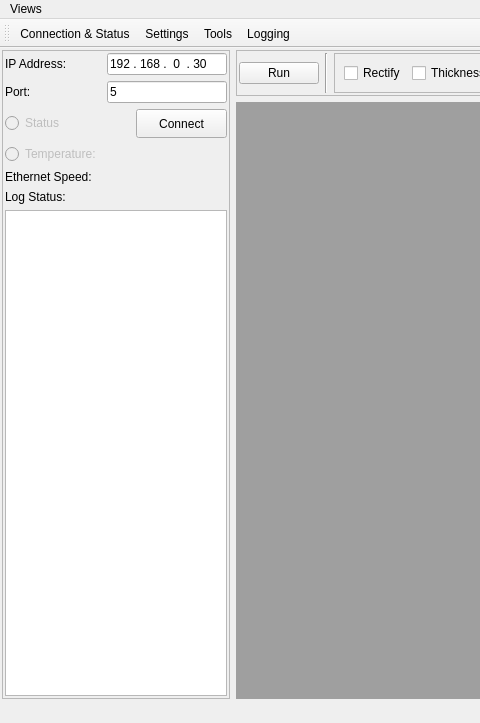
This is mainwindow.ui in SDJoeKing/Tubers_GUI as Qt 5 draws it before an edit; both pictures show x 0 to 480 and y 0 to 723 of the 1487 by 723 pixel window. The edited form follows.
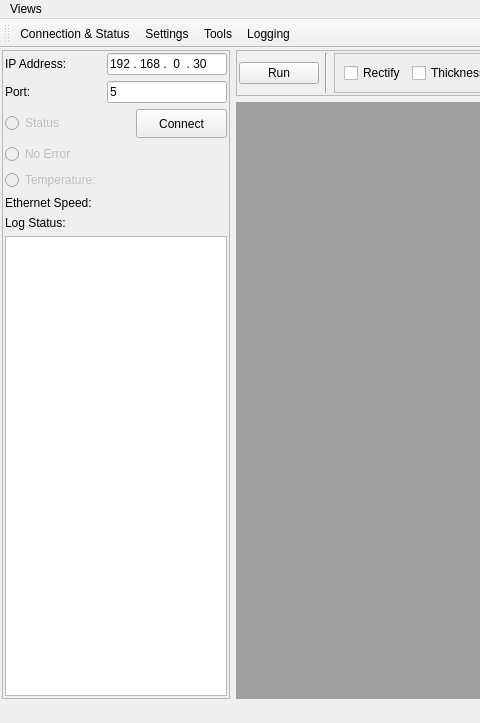
This is the edited form.

Commit message: Error code and style in config

```diff
--- a/mainwindow.ui
+++ b/mainwindow.ui
@@ -54,7 +54,43 @@
        <property name="bottomMargin">
         <number>2</number>
        </property>
-       <item row="5" column="0">
+       <item row="4" column="0">
+        <widget class="QRadioButton" name="radioError">
+         <property name="enabled">
+          <bool>false</bool>
+         </property>
+         <property name="text">
+          <string>No Error</string>
+         </property>
+         <property name="autoExclusive">
+          <bool>false</bool>
+         </property>
+        </widget>
+       </item>
+       <item row="1" column="0">
+        <widget class="QLabel" name="label_10">
+         <property name="text">
+          <string>Port:           </string>
+         </property>
+         <property name="alignment">
+          <set>Qt::AlignLeading|Qt::AlignLeft|Qt::AlignVCenter</set>
+         </property>
+        </widget>
+       </item>
+       <item row="2" column="0">
+        <widget class="QRadioButton" name="radioStatus">
+         <property name="enabled">
+          <bool>false</bool>
+         </property>
+         <property name="text">
+          <string>Status</string>
+         </property>
+         <property name="autoExclusive">
+          <bool>false</bool>
+         </property>
+        </widget>
+       </item>
+       <item row="7" column="0">
         <widget class="QLabel" name="label_12">
          <property name="text">
           <string>Log Status:</string>
@@ -64,19 +100,26 @@
          </property>
         </widget>
        </item>
-       <item row="6" column="0" colspan="3">
-        <widget class="QTextBrowser" name="log">
+       <item row="6" column="0">
+        <widget class="QLabel" name="labelSpeed">
+         <property name="text">
+          <string>Ethernet Speed:</string>
+         </property>
+         <property name="alignment">
+          <set>Qt::AlignLeading|Qt::AlignLeft|Qt::AlignVCenter</set>
+         </property>
+        </widget>
+       </item>
+       <item row="1" column="1" colspan="2">
+        <widget class="QLineEdit" name="port">
          <property name="sizePolicy">
-          <sizepolicy hsizetype="Preferred" vsizetype="Expanding">
+          <sizepolicy hsizetype="Preferred" vsizetype="Preferred">
            <horstretch>0</horstretch>
            <verstretch>0</verstretch>
           </sizepolicy>
          </property>
-         <property name="minimumSize">
-          <size>
-           <width>0</width>
-           <height>240</height>
-          </size>
+         <property name="text">
+          <string>5</string>
          </property>
         </widget>
        </item>
@@ -102,16 +145,19 @@
          </property>
         </widget>
        </item>
-       <item row="3" column="0">
-        <widget class="QRadioButton" name="radioTemp">
-         <property name="enabled">
-          <bool>false</bool>
+       <item row="8" column="0" colspan="3">
+        <widget class="QTextBrowser" name="log">
+         <property name="sizePolicy">
+          <sizepolicy hsizetype="Preferred" vsizetype="Expanding">
+           <horstretch>0</horstretch>
+           <verstretch>0</verstretch>
+          </sizepolicy>
          </property>
-         <property name="text">
-          <string>Temperature:</string>
-         </property>
-         <property name="autoExclusive">
-          <bool>false</bool>
+         <property name="minimumSize">
+          <size>
+           <width>0</width>
+           <height>240</height>
+          </size>
          </property>
         </widget>
        </item>
@@ -144,52 +190,19 @@
          </property>
         </widget>
        </item>
-       <item row="4" column="0">
-        <widget class="QLabel" name="labelSpeed">
-         <property name="text">
-          <string>Ethernet Speed:</string>
-         </property>
-         <property name="alignment">
-          <set>Qt::AlignLeading|Qt::AlignLeft|Qt::AlignVCenter</set>
-         </property>
-        </widget>
-       </item>
-       <item row="1" column="0">
-        <widget class="QLabel" name="label_10">
-         <property name="text">
-          <string>Port:           </string>
-         </property>
-         <property name="alignment">
-          <set>Qt::AlignLeading|Qt::AlignLeft|Qt::AlignVCenter</set>
-         </property>
-        </widget>
-       </item>
-       <item row="2" column="0">
-        <widget class="QRadioButton" name="radioStatus">
+       <item row="5" column="0">
+        <widget class="QRadioButton" name="radioTemp">
          <property name="enabled">
           <bool>false</bool>
          </property>
          <property name="text">
-          <string>Status</string>
+          <string>Temperature:</string>
          </property>
          <property name="autoExclusive">
           <bool>false</bool>
          </property>
         </widget>
        </item>
-       <item row="1" column="1" colspan="2">
-        <widget class="QLineEdit" name="port">
-         <property name="sizePolicy">
-          <sizepolicy hsizetype="Preferred" vsizetype="Preferred">
-           <horstretch>0</horstretch>
-           <verstretch>0</verstretch>
-          </sizepolicy>
-         </property>
-         <property name="text">
-          <string>5</string>
-         </property>
-        </widget>
-       </item>
       </layout>
      </widget>
     </item>
```
The commit also changes 6 other files.
